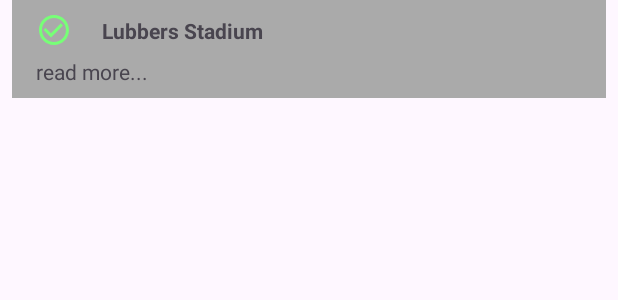
After one commit to Cheva14/CampusExplorer, an Android app: the layout my_list_item.xml on its own in the app's theme, with its tools: preview values and no code run, on a phone screen of 412 x 824 dp. The commit adds this screen. Shown: the top 300 px of the screen. Run offline under Robolectric (Android 15) with nearby library versions, the phone set to English and light mode, and no system bars.

Commit message:
code done

```diff
--- /dev/null
+++ b/app/src/main/res/drawable/check_24.xml
@@ -0,0 +1,5 @@
+<vector android:height="24dp" android:tint="#77FF77"
+    android:viewportHeight="24" android:viewportWidth="24"
+    android:width="24dp" xmlns:android="http://schemas.android.com/apk/res/android">
+    <path android:fillColor="@android:color/white" android:pathData="M16.59,7.58L10,14.17l-3.59,-3.58L5,12l5,5 8,-8zM12,2C6.48,2 2,6.48 2,12s4.48,10 10,10 10,-4.48 10,-10S17.52,2 12,2zM12,20c-4.42,0 -8,-3.58 -8,-8s3.58,-8 8,-8 8,3.58 8,8 -3.58,8 -8,8z"/>
+</vector>
--- /dev/null
+++ b/app/src/main/res/drawable/clear_24.xml
@@ -0,0 +1,5 @@
+<vector android:height="24dp" android:tint="#FF7777"
+    android:viewportHeight="24" android:viewportWidth="24"
+    android:width="24dp" xmlns:android="http://schemas.android.com/apk/res/android">
+    <path android:fillColor="@android:color/white" android:pathData="M19,6.41L17.59,5 12,10.59 6.41,5 5,6.41 10.59,12 5,17.59 6.41,19 12,13.41 17.59,19 19,17.59 13.41,12z"/>
+</vector>
--- /dev/null
+++ b/app/src/main/res/layout/my_list_item.xml
@@ -0,0 +1,56 @@
+<?xml version="1.0" encoding="utf-8"?>
+<androidx.constraintlayout.widget.ConstraintLayout xmlns:android="http://schemas.android.com/apk/res/android"
+    xmlns:app="http://schemas.android.com/apk/res-auto"
+    xmlns:tools="http://schemas.android.com/tools"
+    android:layout_width="match_parent"
+    android:layout_height="wrap_content">
+
+    <androidx.constraintlayout.widget.ConstraintLayout
+        android:id="@+id/background"
+        android:layout_width="0dp"
+        android:layout_height="wrap_content"
+        android:layout_marginStart="8dp"
+        android:layout_marginEnd="8dp"
+        android:layout_marginBottom="8dp"
+        android:background="#AAA"
+        app:layout_constraintBottom_toBottomOf="parent"
+        app:layout_constraintEnd_toEndOf="parent"
+        app:layout_constraintStart_toStartOf="parent"
+        app:layout_constraintTop_toTopOf="parent">
+
+        <TextView
+            android:id="@+id/title_text"
+            android:layout_width="wrap_content"
+            android:layout_height="wrap_content"
+            android:layout_marginStart="20dp"
+            android:text="Lubbers Stadium"
+            android:textStyle="bold"
+            app:layout_constraintBottom_toBottomOf="@+id/image_view"
+            app:layout_constraintStart_toEndOf="@+id/image_view"
+            app:layout_constraintTop_toTopOf="@+id/image_view"
+            app:layout_constraintVertical_chainStyle="packed" />
+
+        <TextView
+            android:id="@+id/description_text"
+            android:layout_width="0dp"
+            android:layout_height="wrap_content"
+            android:layout_marginTop="8dp"
+            android:layout_marginEnd="8dp"
+            android:layout_marginBottom="8dp"
+            android:text="read more..."
+            app:layout_constraintBottom_toBottomOf="parent"
+            app:layout_constraintEnd_toEndOf="parent"
+            app:layout_constraintStart_toStartOf="@+id/image_view"
+            app:layout_constraintTop_toBottomOf="@+id/title_text" />
+
+        <ImageView
+            android:id="@+id/image_view"
+            android:layout_width="24dp"
+            android:layout_height="24dp"
+            android:layout_marginStart="16dp"
+            android:layout_marginTop="8dp"
+            app:layout_constraintStart_toStartOf="parent"
+            app:layout_constraintTop_toTopOf="parent"
+            app:srcCompat="@drawable/check_24" />
+    </androidx.constraintlayout.widget.ConstraintLayout>
+</androidx.constraintlayout.widget.ConstraintLayout>
--- a/app/src/main/res/values/colors.xml
+++ b/app/src/main/res/values/colors.xml
@@ -2,4 +2,6 @@
 <resources>
     <color name="black">#FF000000</color>
     <color name="white">#FFFFFFFF</color>
+    <color name="checkBg">#AB03A9F4</color>
+    <color name="clearBg">#5403A9F4</color>
 </resources>
```
Also changed, not shown: app/src/main/java/com/cheva/campusexplorer/LoginViewModel.kt (+20 -0 lines), app/src/main/java/com/cheva/campusexplorer/MainActivity.kt (+23 -35 lines), app/src/main/java/com/cheva/campusexplorer/MainActivityViewModel.kt (+121 -1 lines), app/src/main/java/com/cheva/campusexplorer/MapsActivity.kt (+62 -30 lines), app/src/main/java/com/cheva/campusexplorer/MapsViewModel.kt (added, +98 -0 lines), app/src/main/java/com/cheva/campusexplorer/MyAdapter.kt (added, +64 -0 lines), app/src/main/java/com/cheva/campusexplorer/PlaceDetails.kt (added, +10 -0 lines), app/src/main/res/layout/activity_main.xml (+13 -0 lines).
